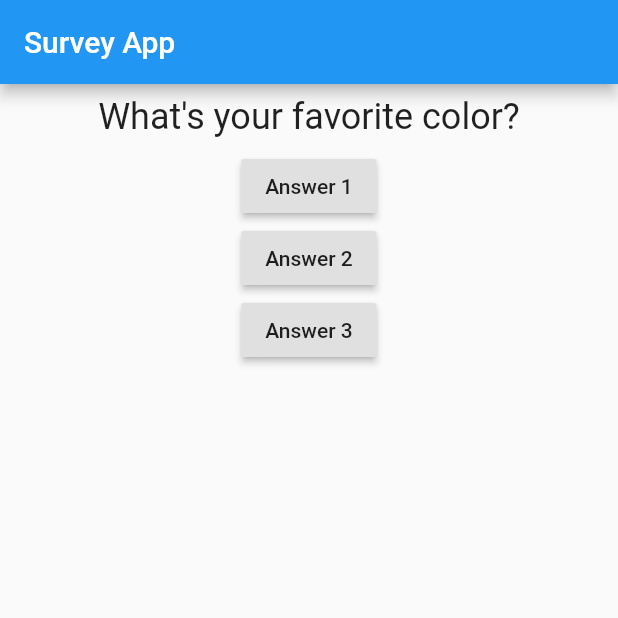
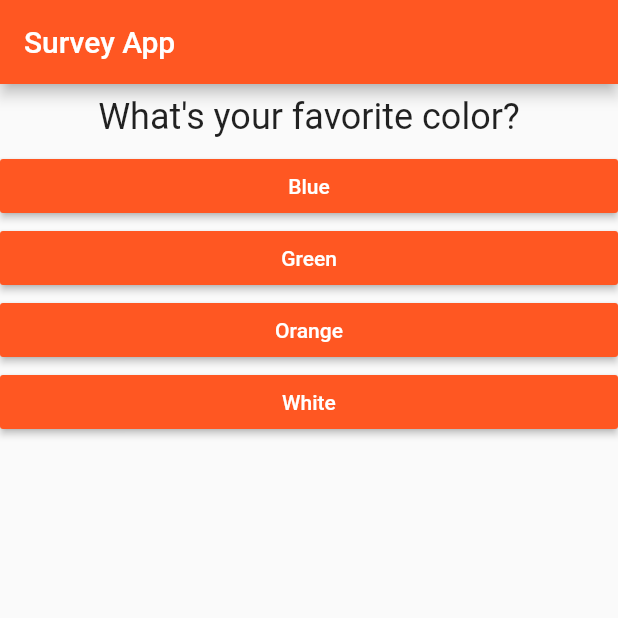
Before and after one commit to martinstofko219/fc_survey, a Flutter app: the screen it shows after launch, on a phone screen of 412 x 824 dp, the top half of it. Run offline on Flutter 3.47's test engine with Material 2 defaults, Android fonts, the phone set to English and light mode, and no system bars.

Commit message:
Further work on questions/answers.

```diff
--- /dev/null
+++ b/lib/answer.dart
@@ -0,0 +1,21 @@
+import 'package:flutter/material.dart';
+
+class Answer extends StatelessWidget {
+  final String text;
+  final Function answerFunc;
+
+  Answer(this.text, this.answerFunc);
+
+  @override
+  Widget build(BuildContext context) {
+    return Container(
+      width: double.infinity,
+      child: RaisedButton(
+        color: Theme.of(context).primaryColor,
+        textColor: Colors.white,
+        child: Text(text),
+        onPressed: answerFunc,
+      ),
+    );
+  }
+}
--- a/lib/main.dart
+++ b/lib/main.dart
@@ -1,5 +1,6 @@
 import 'package:flutter/material.dart';
 
+import 'package:fc_survey/answer.dart';
 import 'package:fc_survey/question.dart';
 
 void main() => runApp(MyApp());
@@ -15,30 +16,45 @@ class _MyAppState extends State<MyApp> {
   @override
   Widget build(BuildContext context) {
     var questions = [
-      'What\'s your favorite color?',
-      'What\'s your favorite dog breed?',
+      {
+        'question': 'What\'s your favorite color?',
+        'answers': ['Blue', 'Green', 'Orange', 'White']
+      },
+      {
+        'question': 'What\'s your favorite dog breed?',
+        'answers': [
+          'German Shepherd Dog',
+          'German Shepherd Dog',
+          'German Shepherd Dog',
+          'German Shepherd Dog'
+        ]
+      },
+      {
+        'question': 'Who\'s your favorite Star Wars hero?',
+        'answers': [
+          'Obi-Wan Kenobi',
+          'Luke Skywalker',
+          'Princess Leia',
+          'Han Solo'
+        ]
+      },
     ];
 
     return MaterialApp(
+      theme: ThemeData(
+        brightness: Brightness.light,
+        primaryColor: Colors.deepOrange,
+      ),
       home: Scaffold(
         appBar: AppBar(
           title: Text('Survey App'),
         ),
         body: Column(
           children: <Widget>[
-            Question(questions[_qIndex]),
-            RaisedButton(
-              child: Text('Answer 1'),
-              onPressed: _answerQuestion,
-            ),
-            RaisedButton(
-              child: Text('Answer 2'),
-              onPressed: _answerQuestion,
-            ),
-            RaisedButton(
-              child: Text('Answer 3'),
-              onPressed: _answerQuestion,
-            ),
+            Question(questions[_qIndex]['question']),
+            ...(questions[_qIndex]['answers'] as List<String>)
+                .map((String a) => Answer(a, _answerQuestion))
+                .toList(),
           ],
         ),
       ),
```
